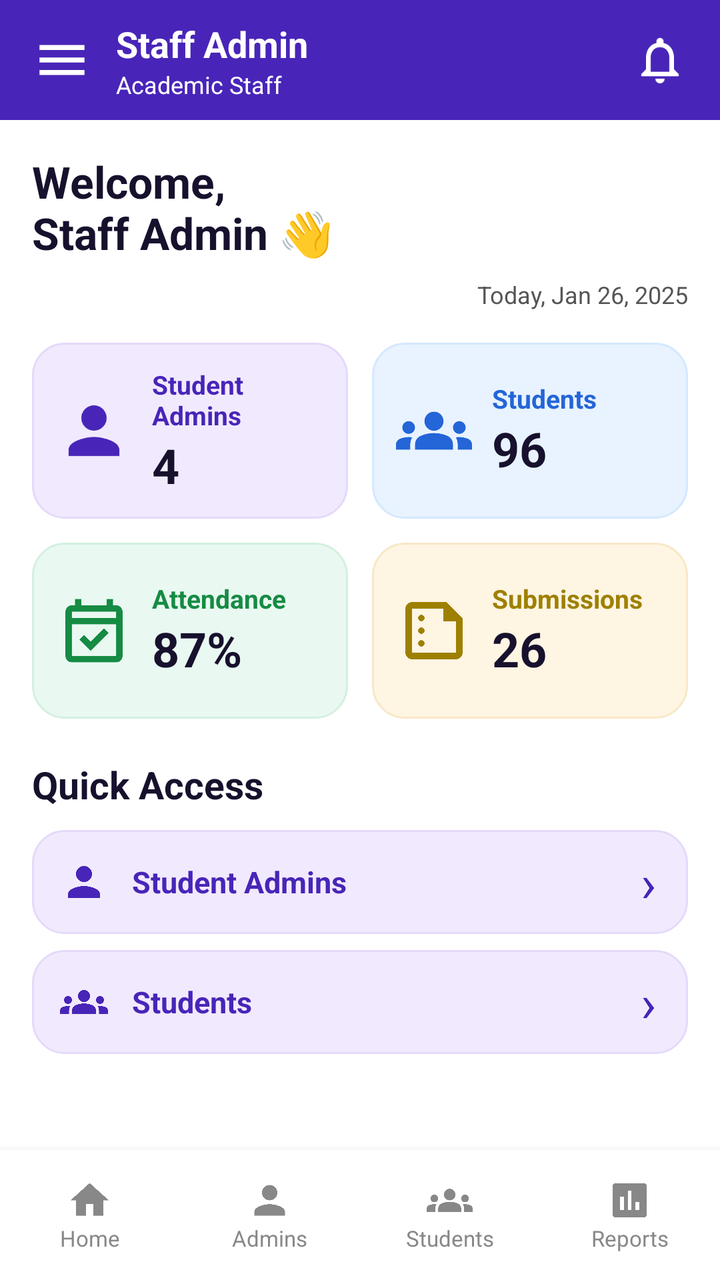
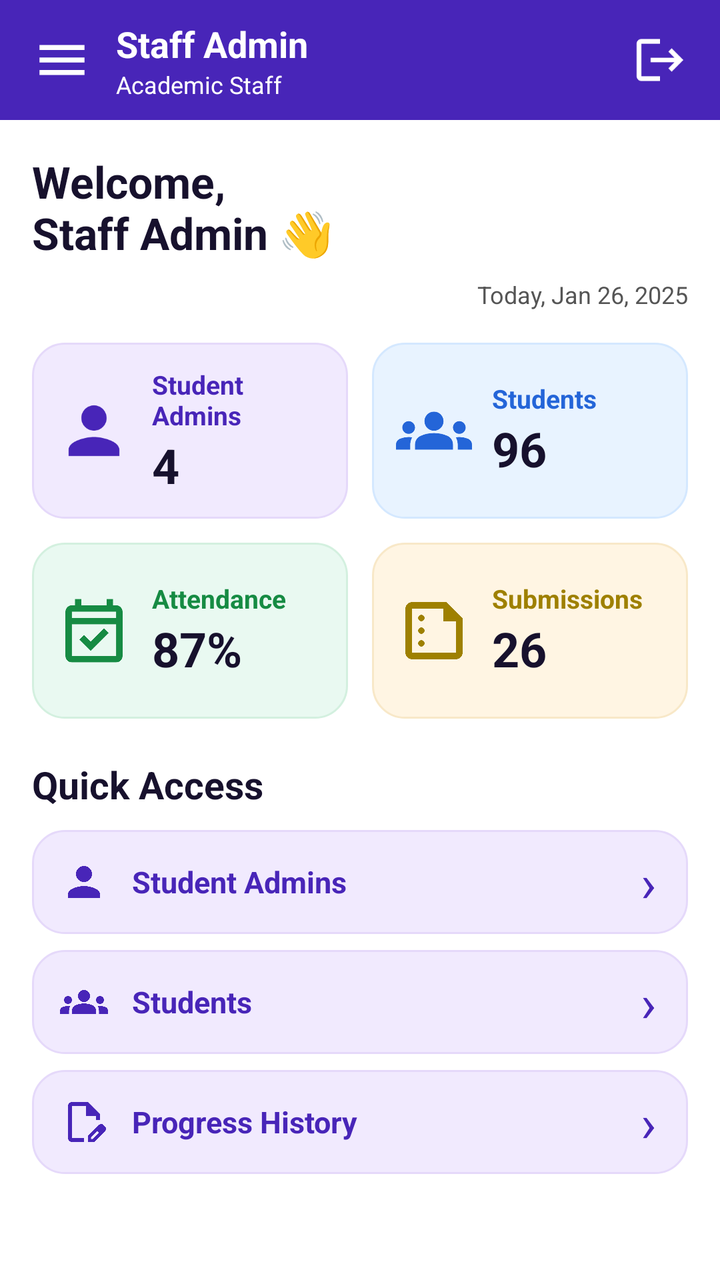

Before-and-after screenshots of an Android layout around one commit, followed by the original layout XML and the change that was made.
<!-- AndroidManifest.xml: application theme Theme.TrackPoint -->
<!-- res/layout/activity_staff_admin.xml -->
<?xml version="1.0" encoding="utf-8"?>

<LinearLayout xmlns:android="http://schemas.android.com/apk/res/android"
    xmlns:app="http://schemas.android.com/apk/res-auto"
    android:layout_width="match_parent"
    android:layout_height="match_parent"
    android:orientation="vertical"
    android:background="#4825B8"
    android:fitsSystemWindows="true">

    
    <LinearLayout
        android:layout_width="match_parent"
        android:layout_height="60dp"
        android:orientation="horizontal"
        android:gravity="center_vertical"
        android:paddingStart="16dp"
        android:paddingEnd="16dp"
        android:background="#4825B8">

        <ImageView
            android:id="@+id/btnStaffMenu"
            android:layout_width="30dp"
            android:layout_height="30dp"
            android:src="@drawable/menu_symbol"
            app:tint="@color/white"
            android:clickable="true"
            android:focusable="true"
            android:contentDescription="Menu" />

        <LinearLayout
            android:layout_width="0dp"
            android:layout_height="wrap_content"
            android:layout_weight="1"
            android:orientation="vertical"
            android:paddingStart="12dp">

            <TextView
                android:layout_width="wrap_content"
                android:layout_height="wrap_content"
                android:text="Staff Admin"
                android:textColor="@color/white"
                android:textSize="18sp"
                android:textStyle="bold" />

            <TextView
                android:layout_width="wrap_content"
                android:layout_height="wrap_content"
                android:text="Academic Staff"
                android:textColor="@color/white"
                android:textSize="12sp" />

        </LinearLayout>

        <ImageView
            android:id="@+id/btnStaffNotifications"
            android:layout_width="28dp"
            android:layout_height="28dp"
            android:src="@drawable/notification_symbol"
            app:tint="@color/white"
            android:clickable="true"
            android:focusable="true"
            android:contentDescription="Notifications" />

    </LinearLayout>

    
    <ScrollView
        android:layout_width="match_parent"
        android:layout_height="0dp"
        android:layout_weight="1"
        android:fillViewport="true"
        android:background="@color/white">

        <LinearLayout
            android:layout_width="match_parent"
            android:layout_height="wrap_content"
            android:orientation="vertical"
            android:padding="16dp">

            <TextView
                android:layout_width="wrap_content"
                android:layout_height="wrap_content"
                android:text="Welcome,\nStaff Admin 👋"
                android:textSize="22sp"
                android:textStyle="bold"
                android:textColor="#17112D" />

            <TextView
                android:layout_width="match_parent"
                android:layout_height="wrap_content"
                android:text="Today, Jan 26, 2025"
                android:gravity="end"
                android:textSize="12sp"
                android:textColor="#555555"
                android:layout_marginTop="8dp"
                android:layout_marginBottom="16dp" />

            
            <LinearLayout
                android:layout_width="match_parent"
                android:layout_height="wrap_content"
                android:orientation="horizontal">

                <LinearLayout
                    android:layout_width="0dp"
                    android:layout_height="88dp"
                    android:layout_weight="1"
                    android:layout_marginEnd="6dp"
                    android:orientation="horizontal"
                    android:gravity="center_vertical"
                    android:background="@drawable/card_purple"
                    android:padding="12dp">

                    <ImageView
                        android:layout_width="38dp"
                        android:layout_height="38dp"
                        android:src="@drawable/ic_staff_admins"
                        app:tint="#4825B8"
                        android:contentDescription="Student Admins" />

                    <LinearLayout
                        android:layout_width="wrap_content"
                        android:layout_height="wrap_content"
                        android:orientation="vertical"
                        android:layout_marginStart="10dp">

                        <TextView
                            android:layout_width="wrap_content"
                            android:layout_height="wrap_content"
                            android:text="Student Admins"
                            android:textColor="#4825B8"
                            android:textStyle="bold"
                            android:textSize="13sp" />

                        <TextView
                            android:layout_width="wrap_content"
                            android:layout_height="wrap_content"
                            android:text="4"
                            android:textSize="24sp"
                            android:textStyle="bold"
                            android:textColor="#17112D" />

                    </LinearLayout>

                </LinearLayout>

                <LinearLayout
                    android:layout_width="0dp"
                    android:layout_height="88dp"
                    android:layout_weight="1"
                    android:layout_marginStart="6dp"
                    android:orientation="horizontal"
                    android:gravity="center_vertical"
                    android:background="@drawable/card_blue"
                    android:padding="12dp">

                    <ImageView
                        android:layout_width="38dp"
                        android:layout_height="38dp"
                        android:src="@drawable/ic_staff_students"
                        app:tint="#2465D8"
                        android:contentDescription="Students" />

                    <LinearLayout
                        android:layout_width="wrap_content"
                        android:layout_height="wrap_content"
                        android:orientation="vertical"
                        android:layout_marginStart="10dp">

                        <TextView
                            android:layout_width="wrap_content"
                            android:layout_height="wrap_content"
                            android:text="Students"
                            android:textColor="#2465D8"
                            android:textStyle="bold"
                            android:textSize="13sp" />

                        <TextView
                            android:layout_width="wrap_content"
                            android:layout_height="wrap_content"
                            android:text="96"
                            android:textSize="24sp"
                            android:textStyle="bold"
                            android:textColor="#17112D" />

                    </LinearLayout>

                </LinearLayout>

            </LinearLayout>

            
            <LinearLayout
                android:layout_width="match_parent"
                android:layout_height="wrap_content"
                android:orientation="horizontal"
                android:layout_marginTop="12dp">

                <LinearLayout
                    android:layout_width="0dp"
                    android:layout_height="88dp"
                    android:layout_weight="1"
                    android:layout_marginEnd="6dp"
                    android:orientation="horizontal"
                    android:gravity="center_vertical"
                    android:background="@drawable/card_green"
                    android:padding="12dp">

                    <ImageView
                        android:layout_width="38dp"
                        android:layout_height="38dp"
                        android:src="@drawable/attendance_symbol"
                        app:tint="#168B43"
                        android:contentDescription="Attendance" />

                    <LinearLayout
                        android:layout_width="wrap_content"
                        android:layout_height="wrap_content"
                        android:orientation="vertical"
                        android:layout_marginStart="10dp">

                        <TextView
                            android:layout_width="wrap_content"
                            android:layout_height="wrap_content"
                            android:text="Attendance"
                            android:textColor="#168B43"
                            android:textStyle="bold"
                            android:textSize="13sp" />

                        <TextView
                            android:layout_width="wrap_content"
                            android:layout_height="wrap_content"
                            android:text="87%"
                            android:textSize="24sp"
                            android:textStyle="bold"
                            android:textColor="#17112D" />

                    </LinearLayout>

                </LinearLayout>

                <LinearLayout
                    android:layout_width="0dp"
                    android:layout_height="88dp"
                    android:layout_weight="1"
                    android:layout_marginStart="6dp"
                    android:orientation="horizontal"
                    android:gravity="center_vertical"
                    android:background="@drawable/card_yellow"
                    android:padding="12dp">

                    <ImageView
                        android:layout_width="38dp"
                        android:layout_height="38dp"
                        android:src="@drawable/reports_symbol"
                        app:tint="#9E8000"
                        android:contentDescription="Submissions" />

                    <LinearLayout
                        android:layout_width="wrap_content"
                        android:layout_height="wrap_content"
                        android:orientation="vertical"
                        android:layout_marginStart="10dp">

                        <TextView
                            android:layout_width="wrap_content"
                            android:layout_height="wrap_content"
                            android:text="Submissions"
                            android:textColor="#9E8000"
                            android:textStyle="bold"
                            android:textSize="13sp" />

                        <TextView
                            android:layout_width="wrap_content"
                            android:layout_height="wrap_content"
                            android:text="26"
                            android:textSize="24sp"
                            android:textStyle="bold"
                            android:textColor="#17112D" />

                    </LinearLayout>

                </LinearLayout>

            </LinearLayout>

            
            <TextView
                android:layout_width="wrap_content"
                android:layout_height="wrap_content"
                android:text="Quick Access"
                android:textSize="19sp"
                android:textStyle="bold"
                android:textColor="#17112D"
                android:layout_marginTop="20dp"
                android:layout_marginBottom="10dp" />

            <LinearLayout
                android:layout_width="match_parent"
                android:layout_height="52dp"
                android:orientation="horizontal"
                android:gravity="center_vertical"
                android:background="@drawable/card_purple"
                android:paddingStart="14dp"
                android:paddingEnd="16dp"
                android:layout_marginBottom="8dp">

                <ImageView
                    android:layout_width="24dp"
                    android:layout_height="24dp"
                    android:src="@drawable/ic_staff_admins"
                    app:tint="#4825B8"
                    android:layout_marginEnd="12dp"
                    android:contentDescription="Student Admins Icon" />

                <TextView
                    android:id="@+id/quickAdmins"
                    android:layout_width="0dp"
                    android:layout_height="match_parent"
                    android:layout_weight="1"
                    android:gravity="center_vertical"
                    android:text="Student Admins"
                    android:textSize="15sp"
                    android:textStyle="bold"
                    android:textColor="#4825B8" />

                <TextView
                    android:layout_width="wrap_content"
                    android:layout_height="match_parent"
                    android:gravity="center"
                    android:text="›"
                    android:textSize="26sp"
                    android:textColor="#4825B8" />

            </LinearLayout>

            <LinearLayout
                android:layout_width="match_parent"
                android:layout_height="52dp"
                android:orientation="horizontal"
                android:gravity="center_vertical"
                android:background="@drawable/card_purple"
                android:paddingStart="14dp"
                android:paddingEnd="16dp"
                android:layout_marginBottom="8dp">

                <ImageView
                    android:layout_width="24dp"
                    android:layout_height="24dp"
                    android:src="@drawable/ic_staff_students"
                    app:tint="#4825B8"
                    android:layout_marginEnd="12dp"
                    android:contentDescription="Students Icon" />

                <TextView
                    android:id="@+id/quickStudents"
                    android:layout_width="0dp"
                    android:layout_height="match_parent"
                    android:layout_weight="1"
                    android:gravity="center_vertical"
                    android:text="Students"
                    android:textSize="15sp"
                    android:textStyle="bold"
                    android:textColor="#4825B8" />

                <TextView
                    android:layout_width="wrap_content"
                    android:layout_height="match_parent"
                    android:gravity="center"
                    android:text="›"
                    android:textSize="26sp"
                    android:textColor="#4825B8" />

            </LinearLayout>

        </LinearLayout>

    </ScrollView>

    
    <include
        layout="@layout/view_staff_admin_bottom_navigation" />

</LinearLayout>
<!-- res/layout/view_staff_admin_bottom_navigation.xml (included above) -->
<?xml version="1.0" encoding="utf-8"?>

<LinearLayout xmlns:android="http://schemas.android.com/apk/res/android"
    android:layout_width="match_parent"
    android:layout_height="65dp"
    android:orientation="horizontal"
    android:gravity="center"
    android:background="@color/white"
    android:elevation="8dp">

    <LinearLayout
        android:id="@+id/navHome"
        android:layout_width="0dp"
        android:layout_height="match_parent"
        android:layout_weight="1"
        android:orientation="vertical"
        android:gravity="center"
        android:clickable="true"
        android:focusable="true">

        <ImageView
            android:id="@+id/iconHome"
            android:layout_width="23dp"
            android:layout_height="23dp"
            android:src="@drawable/ic_staff_home"
            android:tint="#888888" />

        <TextView
            android:id="@+id/textHome"
            android:layout_width="wrap_content"
            android:layout_height="wrap_content"
            android:text="Home"
            android:textSize="11sp"
            android:textColor="#888888" />
    </LinearLayout>

    <LinearLayout
        android:id="@+id/navAdmins"
        android:layout_width="0dp"
        android:layout_height="match_parent"
        android:layout_weight="1"
        android:orientation="vertical"
        android:gravity="center"
        android:clickable="true"
        android:focusable="true">

        <ImageView
            android:id="@+id/iconAdmins"
            android:layout_width="23dp"
            android:layout_height="23dp"
            android:src="@drawable/ic_staff_admins"
            android:tint="#888888" />

        <TextView
            android:id="@+id/textAdmins"
            android:layout_width="wrap_content"
            android:layout_height="wrap_content"
            android:text="Admins"
            android:textSize="11sp"
            android:textColor="#888888" />
    </LinearLayout>

    <LinearLayout
        android:id="@+id/navStudents"
        android:layout_width="0dp"
        android:layout_height="match_parent"
        android:layout_weight="1"
        android:orientation="vertical"
        android:gravity="center"
        android:clickable="true"
        android:focusable="true">

        <ImageView
            android:id="@+id/iconStudents"
            android:layout_width="23dp"
            android:layout_height="23dp"
            android:src="@drawable/ic_staff_students"
            android:tint="#888888" />

        <TextView
            android:id="@+id/textStudents"
            android:layout_width="wrap_content"
            android:layout_height="wrap_content"
            android:text="Students"
            android:textSize="11sp"
            android:textColor="#888888" />
    </LinearLayout>

    <LinearLayout
        android:id="@+id/navReports"
        android:layout_width="0dp"
        android:layout_height="match_parent"
        android:layout_weight="1"
        android:orientation="vertical"
        android:gravity="center"
        android:clickable="true"
        android:focusable="true">

        <ImageView
            android:id="@+id/iconReports"
            android:layout_width="23dp"
            android:layout_height="23dp"
            android:src="@drawable/ic_staff_reports"
            android:tint="#888888" />

        <TextView
            android:id="@+id/textReports"
            android:layout_width="wrap_content"
            android:layout_height="wrap_content"
            android:text="Reports"
            android:textSize="11sp"
            android:textColor="#888888" />
    </LinearLayout>

</LinearLayout>
<!-- resources referenced by this layout -->
<resources>
  <color name="white">#FFFFFFFF</color>
  <!-- drawable card_blue (drawable) -->
  <shape xmlns:android="http://schemas.android.com/apk/res/android">
      <solid android:color="#E8F3FF"/>
      <stroke android:width="1dp" android:color="#D4E8FF"/>
      <corners android:radius="16dp"/>
  </shape>
  <!-- drawable card_green (drawable) -->
  <shape xmlns:android="http://schemas.android.com/apk/res/android">
      <solid android:color="#E9F9F1"/>
      <stroke android:width="1dp" android:color="#D3F0DF"/>
      <corners android:radius="16dp"/>
  </shape>
  <!-- drawable card_purple (drawable) -->
  <shape xmlns:android="http://schemas.android.com/apk/res/android">
      <solid android:color="#F1EAFE"/>
      <stroke android:width="1dp" android:color="#E5D9FA"/>
      <corners android:radius="16dp"/>
  </shape>
  <!-- drawable card_yellow (drawable) -->
  <shape xmlns:android="http://schemas.android.com/apk/res/android">
      <solid android:color="#FFF5E3"/>
      <stroke android:width="1dp" android:color="#F8E8C8"/>
      <corners android:radius="16dp"/>
  </shape>
  <!-- drawable ic_staff_admins (drawable) -->
  <vector xmlns:android="http://schemas.android.com/apk/res/android" android:height="24dp" android:tint="#000000" android:viewportHeight="24" android:viewportWidth="24" android:width="24dp">
        
      <path android:fillColor="@android:color/white" android:pathData="M12,12c2.21,0 4,-1.79 4,-4s-1.79,-4 -4,-4 -4,1.79 -4,4 1.79,4 4,4zM12,14c-2.67,0 -8,1.34 -8,4v2h16v-2c0,-2.66 -5.33,-4 -8,-4z"/>
      
  </vector>
  <!-- drawable ic_staff_home (drawable) -->
  <vector xmlns:android="http://schemas.android.com/apk/res/android" android:height="24dp" android:tint="#000000" android:viewportHeight="24" android:viewportWidth="24" android:width="24dp">
        
      <path android:fillColor="@android:color/white" android:pathData="M10,20v-6h4v6h5v-8h3L12,3 2,12h3v8z"/>
      
  </vector>
  <!-- drawable ic_staff_reports (drawable) -->
  <vector xmlns:android="http://schemas.android.com/apk/res/android" android:height="24dp" android:tint="#000000" android:viewportHeight="24" android:viewportWidth="24" android:width="24dp">
        
      <path android:fillColor="@android:color/white" android:pathData="M19,3L5,3c-1.1,0 -2,0.9 -2,2v14c0,1.1 0.9,2 2,2h14c1.1,0 2,-0.9 2,-2L21,5c0,-1.1 -0.9,-2 -2,-2zM9,17L7,17v-7h2v7zM13,17h-2L11,7h2v10zM17,17h-2v-4h2v4z"/>
      
  </vector>
  <!-- drawable menu_symbol (drawable) -->
  <vector xmlns:android="http://schemas.android.com/apk/res/android" android:height="24dp" android:tint="#000000" android:viewportHeight="24" android:viewportWidth="24" android:width="24dp">
        
      <path android:fillColor="@android:color/white" android:pathData="M3,18h18v-2L3,16v2zM3,13h18v-2L3,11v2zM3,6v2h18L21,6L3,6z"/>
      
  </vector>
  <!-- drawable notification_symbol (drawable) -->
  <vector xmlns:android="http://schemas.android.com/apk/res/android" android:height="24dp" android:tint="#000000" android:viewportHeight="24" android:viewportWidth="24" android:width="24dp">
        
      <path android:fillColor="@android:color/white" android:pathData="M12,22c1.1,0 2,-0.9 2,-2h-4c0,1.1 0.9,2 2,2zM18,16v-5c0,-3.07 -1.63,-5.64 -4.5,-6.32L13.5,4c0,-0.83 -0.67,-1.5 -1.5,-1.5s-1.5,0.67 -1.5,1.5v0.68C7.64,5.36 6,7.92 6,11v5l-2,2v1h16v-1l-2,-2zM16,17L8,17v-6c0,-2.48 1.51,-4.5 4,-4.5s4,2.02 4,4.5v6z"/>
      
  </vector>
  <style name="Theme.TrackPoint" parent="Base.Theme.TrackPoint" />
  <style name="Base.Theme.TrackPoint" parent="Theme.Material3.DayNight.NoActionBar">
          
          
      </style>
  <!-- unchanged entries left out for length: 3 -->
</resources>

<!-- the commit's change to res/layout/activity_staff_admin.xml (unified diff, before → after) -->
@@ -53,14 +53,14 @@
         </LinearLayout>
 
         <ImageView
-            android:id="@+id/btnStaffNotifications"
+            android:id="@+id/btnStaffHeaderLogout"
             android:layout_width="28dp"
             android:layout_height="28dp"
-            android:src="@drawable/notification_symbol"
+            android:src="@drawable/logout_symbol"
             app:tint="@color/white"
             android:clickable="true"
             android:focusable="true"
-            android:contentDescription="Notifications" />
+            android:contentDescription="Logout" />
 
     </LinearLayout>
 
@@ -87,6 +87,7 @@
                 android:textColor="#17112D" />
 
             <TextView
+                android:id="@+id/txtDashboardDate"
                 android:layout_width="match_parent"
                 android:layout_height="wrap_content"
                 android:text="Today, Jan 26, 2025"
@@ -374,128 +375,47 @@
 
             </LinearLayout>
 
+            <LinearLayout
+                android:layout_width="match_parent"
+                android:layout_height="52dp"
+                android:orientation="horizontal"
+                android:gravity="center_vertical"
+                android:background="@drawable/card_purple"
+                android:paddingStart="14dp"
+                android:paddingEnd="16dp"
+                android:layout_marginBottom="8dp">
+
+                <ImageView
+                    android:layout_width="24dp"
+                    android:layout_height="24dp"
+                    android:src="@drawable/daily_progress_symbol"
+                    app:tint="#4825B8"
+                    android:layout_marginEnd="12dp"
+                    android:contentDescription="Progress History Icon" />
+
+                <TextView
+                    android:id="@+id/quickProgressHistory"
+                    android:layout_width="0dp"
+                    android:layout_height="match_parent"
+                    android:layout_weight="1"
+                    android:gravity="center_vertical"
+                    android:text="Progress History"
+                    android:textSize="15sp"
+                    android:textStyle="bold"
+                    android:textColor="#4825B8" />
+
+                <TextView
+                    android:layout_width="wrap_content"
+                    android:layout_height="match_parent"
+                    android:gravity="center"
+                    android:text="›"
+                    android:textSize="26sp"
+                    android:textColor="#4825B8" />
+
+            </LinearLayout>
+
         </LinearLayout>
 
     </ScrollView>
 
-    
-    <include
-        layout="@layout/view_staff_admin_bottom_navigation" />
-
 </LinearLayout>
-<!-- res/layout/view_staff_admin_bottom_navigation.xml (included above) -->
-<?xml version="1.0" encoding="utf-8"?>
-
-<LinearLayout xmlns:android="http://schemas.android.com/apk/res/android"
-    android:layout_width="match_parent"
-    android:layout_height="65dp"
-    android:orientation="horizontal"
-    android:gravity="center"
-    android:background="@color/white"
-    android:elevation="8dp">
-
-    <LinearLayout
-        android:id="@+id/navHome"
-        android:layout_width="0dp"
-        android:layout_height="match_parent"
-        android:layout_weight="1"
-        android:orientation="vertical"
-        android:gravity="center"
-        android:clickable="true"
-        android:focusable="true">
-
-        <ImageView
-            android:id="@+id/iconHome"
-            android:layout_width="23dp"
-            android:layout_height="23dp"
-            android:src="@drawable/ic_staff_home"
-            android:tint="#888888" />
-
-        <TextView
-            android:id="@+id/textHome"
-            android:layout_width="wrap_content"
-            android:layout_height="wrap_content"
-            android:text="Home"
-            android:textSize="11sp"
-            android:textColor="#888888" />
-    </LinearLayout>
-
-    <LinearLayout
-        android:id="@+id/navAdmins"
-        android:layout_width="0dp"
-        android:layout_height="match_parent"
-        android:layout_weight="1"
-        android:orientation="vertical"
-        android:gravity="center"
-        android:clickable="true"
-        android:focusable="true">
-
-        <ImageView
-            android:id="@+id/iconAdmins"
-            android:layout_width="23dp"
-            android:layout_height="23dp"
-            android:src="@drawable/ic_staff_admins"
-            android:tint="#888888" />
-
-        <TextView
-            android:id="@+id/textAdmins"
-            android:layout_width="wrap_content"
-            android:layout_height="wrap_content"
-            android:text="Admins"
-            android:textSize="11sp"
-            android:textColor="#888888" />
-    </LinearLayout>
-
-    <LinearLayout
-        android:id="@+id/navStudents"
-        android:layout_width="0dp"
-        android:layout_height="match_parent"
-        android:layout_weight="1"
-        android:orientation="vertical"
-        android:gravity="center"
-        android:clickable="true"
-        android:focusable="true">
-
-        <ImageView
-            android:id="@+id/iconStudents"
-            android:layout_width="23dp"
-            android:layout_height="23dp"
-            android:src="@drawable/ic_staff_students"
-            android:tint="#888888" />
-
-        <TextView
-            android:id="@+id/textStudents"
-            android:layout_width="wrap_content"
-            android:layout_height="wrap_content"
-            android:text="Students"
-            android:textSize="11sp"
-            android:textColor="#888888" />
-    </LinearLayout>
-
-    <LinearLayout
-        android:id="@+id/navReports"
-        android:layout_width="0dp"
-        android:layout_height="match_parent"
-        android:layout_weight="1"
-        android:orientation="vertical"
-        android:gravity="center"
-        android:clickable="true"
-        android:focusable="true">
-
-        <ImageView
-            android:id="@+id/iconReports"
-            android:layout_width="23dp"
-            android:layout_height="23dp"
-            android:src="@drawable/ic_staff_reports"
-            android:tint="#888888" />
-
-        <TextView
-            android:id="@+id/textReports"
-            android:layout_width="wrap_content"
-            android:layout_height="wrap_content"
-            android:text="Reports"
-            android:textSize="11sp"
-            android:textColor="#888888" />
-    </LinearLayout>
-
-</LinearLayout>
<!-- resource entries referenced after the edit -->
@@ -25,34 +25,33 @@
       <stroke android:width="1dp" android:color="#F8E8C8"/>
       <corners android:radius="16dp"/>
   </shape>
+  <!-- drawable daily_progress_symbol (drawable) -->
+  <vector xmlns:android="http://schemas.android.com/apk/res/android" android:height="24dp" android:tint="#000000" android:viewportHeight="960" android:viewportWidth="960" android:width="24dp">
+        
+      <path android:fillColor="@android:color/white" android:pathData="M560,880L560,757L781,537Q790,528 801,524Q812,520 823,520Q835,520 846,524.5Q857,529 866,538L903,575Q911,584 915.5,595Q920,606 920,617Q920,628 916,639.5Q912,651 903,660L683,880L560,880ZM860,617L860,617L823,580L823,580L860,617ZM620,820L658,820L779,698L761,679L742,661L620,782L620,820ZM240,880Q207,880 183.5,856.5Q160,833 160,800L160,160Q160,127 183.5,103.5Q207,80 240,80L560,80L800,320L800,440L720,440L720,360L520,360L520,160L240,160Q240,160 240,160Q240,160 240,160L240,800Q240,800 240,800Q240,800 240,800L480,800L480,880L240,880ZM520,480L520,480L520,480Q520,480 520,480Q520,480 520,480L520,480L520,480L520,480L520,480L520,480Q520,480 520,480Q520,480 520,480L520,480Q520,480 520,480Q520,480 520,480ZM761,679L742,661L742,661L779,698L779,698L761,679Z"/>
+      
+  </vector>
   <!-- drawable ic_staff_admins (drawable) -->
   <vector xmlns:android="http://schemas.android.com/apk/res/android" android:height="24dp" android:tint="#000000" android:viewportHeight="24" android:viewportWidth="24" android:width="24dp">
         
       <path android:fillColor="@android:color/white" android:pathData="M12,12c2.21,0 4,-1.79 4,-4s-1.79,-4 -4,-4 -4,1.79 -4,4 1.79,4 4,4zM12,14c-2.67,0 -8,1.34 -8,4v2h16v-2c0,-2.66 -5.33,-4 -8,-4z"/>
       
   </vector>
-  <!-- drawable ic_staff_home (drawable) -->
-  <vector xmlns:android="http://schemas.android.com/apk/res/android" android:height="24dp" android:tint="#000000" android:viewportHeight="24" android:viewportWidth="24" android:width="24dp">
-        
-      <path android:fillColor="@android:color/white" android:pathData="M10,20v-6h4v6h5v-8h3L12,3 2,12h3v8z"/>
-      
-  </vector>
-  <!-- drawable ic_staff_reports (drawable) -->
-  <vector xmlns:android="http://schemas.android.com/apk/res/android" android:height="24dp" android:tint="#000000" android:viewportHeight="24" android:viewportWidth="24" android:width="24dp">
-        
-      <path android:fillColor="@android:color/white" android:pathData="M19,3L5,3c-1.1,0 -2,0.9 -2,2v14c0,1.1 0.9,2 2,2h14c1.1,0 2,-0.9 2,-2L21,5c0,-1.1 -0.9,-2 -2,-2zM9,17L7,17v-7h2v7zM13,17h-2L11,7h2v10zM17,17h-2v-4h2v4z"/>
-      
+  <!-- drawable logout_symbol (drawable) -->
+  <vector xmlns:android="http://schemas.android.com/apk/res/android"
+      android:width="24dp"
+      android:height="24dp"
+      android:viewportWidth="24"
+      android:viewportHeight="24"
+      android:tint="#000000">
+      <path
+          android:fillColor="@android:color/white"
+          android:pathData="M17,7l-1.41,1.41L18.17,11H8v2h10.17l-2.58,2.58L17,17l5,-5zM4,5h8V3H4c-1.1,0 -2,0.9 -2,2v14c0,1.1 0.9,2 2,2h8v-2H4V5z"/>
   </vector>
   <!-- drawable menu_symbol (drawable) -->
   <vector xmlns:android="http://schemas.android.com/apk/res/android" android:height="24dp" android:tint="#000000" android:viewportHeight="24" android:viewportWidth="24" android:width="24dp">
         
       <path android:fillColor="@android:color/white" android:pathData="M3,18h18v-2L3,16v2zM3,13h18v-2L3,11v2zM3,6v2h18L21,6L3,6z"/>
-      
-  </vector>
-  <!-- drawable notification_symbol (drawable) -->
-  <vector xmlns:android="http://schemas.android.com/apk/res/android" android:height="24dp" android:tint="#000000" android:viewportHeight="24" android:viewportWidth="24" android:width="24dp">
-        
-      <path android:fillColor="@android:color/white" android:pathData="M12,22c1.1,0 2,-0.9 2,-2h-4c0,1.1 0.9,2 2,2zM18,16v-5c0,-3.07 -1.63,-5.64 -4.5,-6.32L13.5,4c0,-0.83 -0.67,-1.5 -1.5,-1.5s-1.5,0.67 -1.5,1.5v0.68C7.64,5.36 6,7.92 6,11v5l-2,2v1h16v-1l-2,-2zM16,17L8,17v-6c0,-2.48 1.51,-4.5 4,-4.5s4,2.02 4,4.5v6z"/>
       
   </vector>
   <style name="Theme.TrackPoint" parent="Base.Theme.TrackPoint" />
